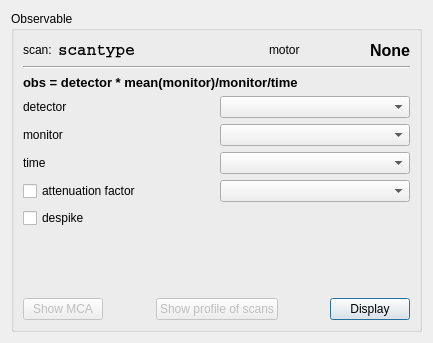
syncope/iint-gui, file iintgui/ui/iintobservable.ui: the form before one commit.
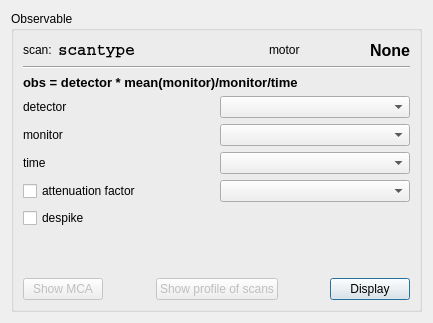
The form after the commit.

Commit message: + minimal change to layout; remove margin

Diff of the .ui file:
```diff
--- a/iintgui/ui/iintobservable.ui
+++ b/iintgui/ui/iintobservable.ui
@@ -7,7 +7,7 @@
     <x>0</x>
     <y>0</y>
     <width>433</width>
-    <height>343</height>
+    <height>323</height>
    </rect>
   </property>
   <property name="windowTitle">
```
